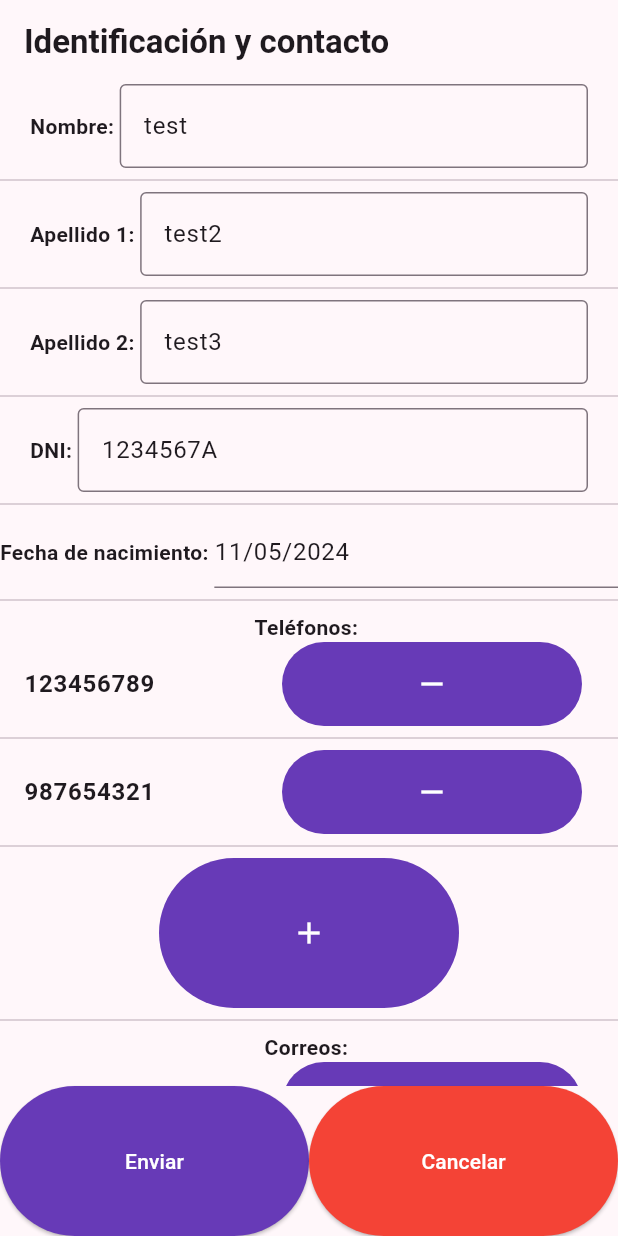
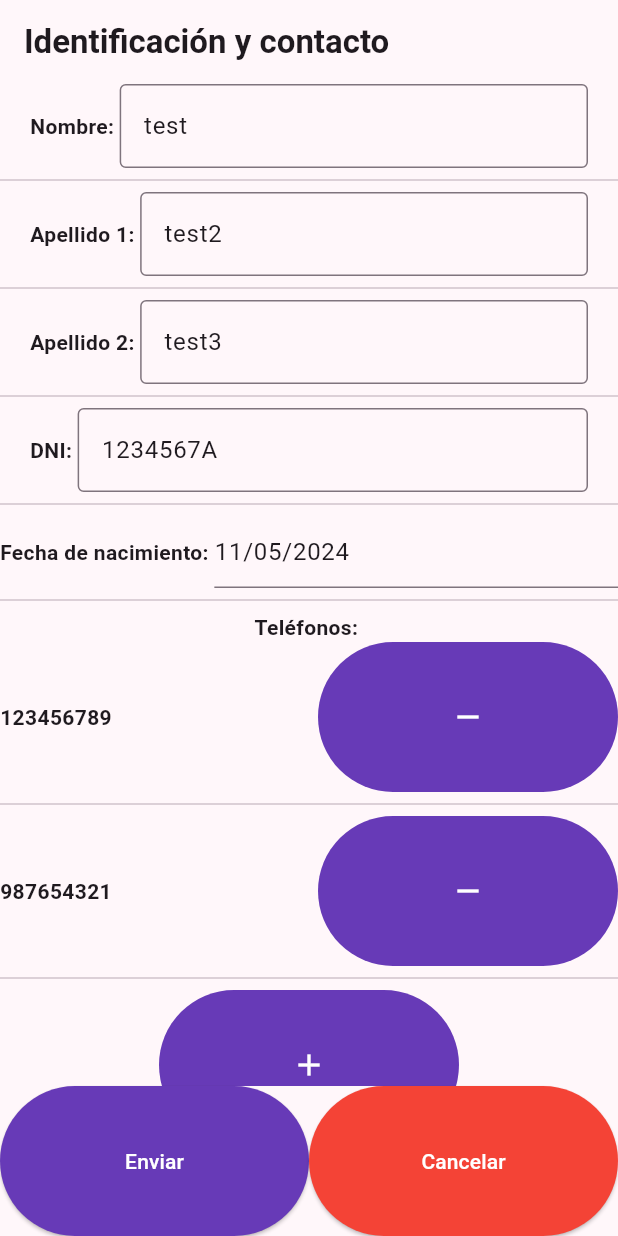
Before and after one commit to TsolidarioFG/2024-AGAELA-plataforma, a Flutter app: the IdentificationAndContact screen opened directly, on a phone screen of 412 x 824 dp. Run offline on Flutter 3.47's test engine with Material 3 defaults, Android fonts, the phone set to English and light mode, and no system bars; our stand-ins replace get_it, go_router; accounts and stored records are empty; generated files the repository leaves out were written again.

Commit message:
Changed add remove list elements to avoid text overflow

```diff
--- a/agaela_app/lib/features/edit_profile/widgets/add_remove_list_elements.dart
+++ b/agaela_app/lib/features/edit_profile/widgets/add_remove_list_elements.dart
@@ -75,12 +75,16 @@ class _AddRemoveListElementsState extends State<AddRemoveListElements> {
           physics: const ClampingScrollPhysics(),
           itemCount: _actualElements.length,
           itemBuilder: (BuildContext context, int index) {
-            return ListTile(
-              title: TextBoldStyle(text: _actualElements[index].toString()),
-              trailing: IconButtonEditProfile(
-                function: () => _removeElement(index),
-                newIcon: const Icon(Icons.remove),
-              ),
+            return Row(
+              children: <Widget>[
+                Expanded(
+                  child: TextBoldStyle(text: _actualElements[index].toString()),
+                ),
+                IconButtonEditProfile(
+                  function: () => _removeElement(index),
+                  newIcon: const Icon(Icons.remove),
+                ),
+              ],
             );
           },
         ),
```
